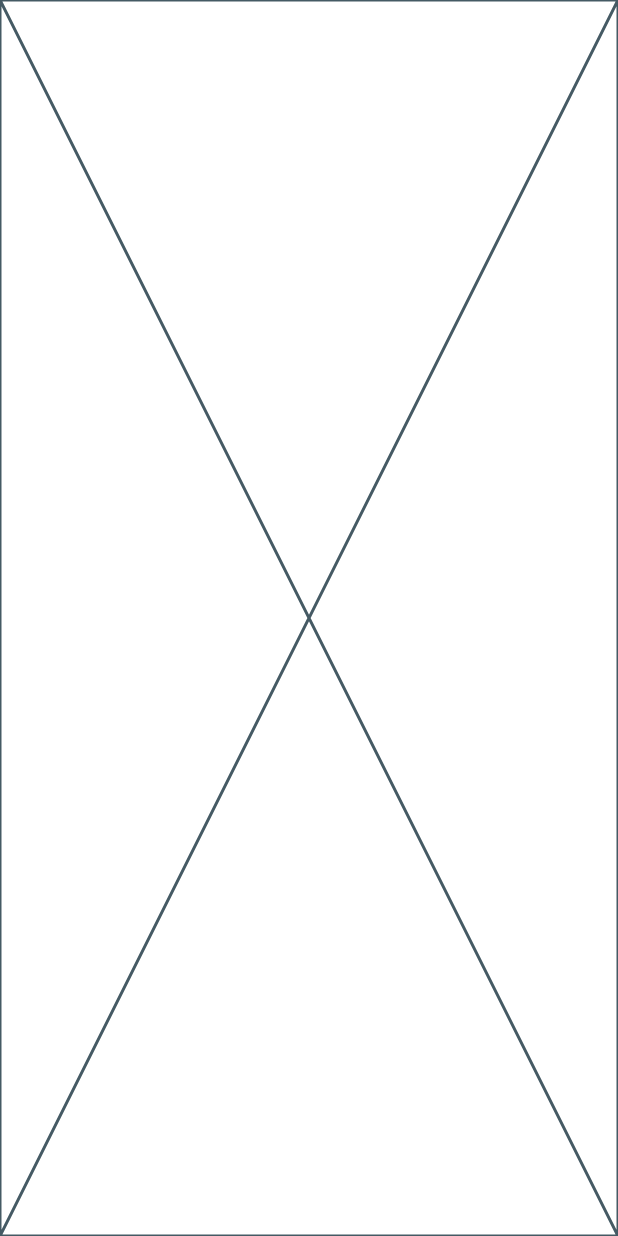
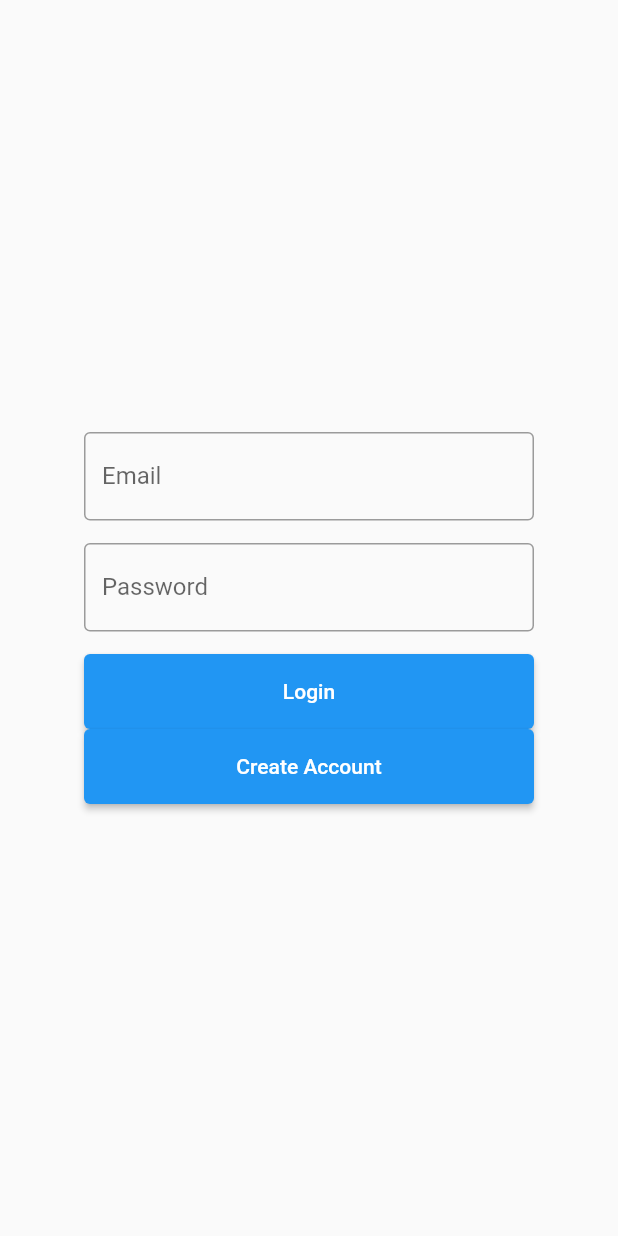
Before and after one commit to Safeheaded/plants_app, a Flutter app: the screen it shows after launch, on a phone screen of 412 x 824 dp. Run offline on Flutter 3.47's test engine with Material 2 defaults, Android fonts, the phone set to English and light mode, and no system bars; our stand-ins replace flutter_dotenv, go_router, supabase_flutter; accounts and stored records are empty.

Commit message:
navigation works

```diff
--- a/lib/main.dart
+++ b/lib/main.dart
@@ -1,21 +1,67 @@
+import 'dart:async';
+
+import 'package:am_project/screens/plants_list.dart';
+import 'package:am_project/screens/sign_in_screen.dart';
+import 'package:am_project/screens/sign_up_screen.dart';
 import 'package:flutter/material.dart';
 import 'package:flutter_dotenv/flutter_dotenv.dart';
+import 'package:go_router/go_router.dart';
 import 'package:supabase_flutter/supabase_flutter.dart';
 
+final supabase = Supabase.instance.client;
 Future<void> main() async {
   await dotenv.load(fileName: ".env");
   await Supabase.initialize(
     url: dotenv.env['SUPABASE_URL'] as String,
     anonKey: dotenv.env['SUPABASE_API_KEY'] as String,
   );
-  runApp(const FirstPage());
+  runApp(const AppRoot());
 }
 
-class FirstPage extends StatelessWidget {
-  const FirstPage({super.key});
+final GoRouter _router = GoRouter(routes: <RouteBase>[
+  GoRoute(
+    path: '/',
+    builder: (context, state) => const PlantsList(),
+    redirect: (context, state) {
+      if (Supabase.instance.client.auth.currentUser == null) {
+        return '/signIn';
+      }
+      return null;
+    },
+  ),
+  GoRoute(
+    path: '/signIn',
+    builder: (context, state) => const SignInScreen(),
+    redirect: (context, state) {
+      if (Supabase.instance.client.auth.currentUser != null) {
+        return '/';
+      }
+      return null;
+    },
+  ),
+  GoRoute(
+      path: '/signUp',
+      builder: (context, state) => const SignUpScreen(),
+      redirect: (context, state) {
+        if (Supabase.instance.client.auth.currentUser != null) {
+          return '/';
+        }
+        return null;
+      }),
+], initialLocation: '/');
+
+class AppRoot extends StatefulWidget {
+  const AppRoot({super.key});
 
   @override
+  State<AppRoot> createState() => _AppRootState();
+}
+
+class _AppRootState extends State<AppRoot> {
+  @override
   Widget build(BuildContext context) {
-    return const Placeholder();
+    return MaterialApp.router(
+      routerConfig: _router,
+    );
   }
 }
--- /dev/null
+++ b/lib/screens/sign_in_screen.dart
@@ -0,0 +1,108 @@
+import 'package:flutter/material.dart';
+import 'package:go_router/go_router.dart';
+import 'package:supabase_flutter/supabase_flutter.dart';
+
+class SignInScreen extends StatefulWidget {
+  const SignInScreen({super.key});
+
+  @override
+  State<SignInScreen> createState() => _SignInScreenState();
+}
+
+class _SignInScreenState extends State<SignInScreen> {
+  final emailController = TextEditingController();
+  final passwordController = TextEditingController();
+  bool _isLoading = false;
+
+  @override
+  void dispose() {
+    emailController.dispose();
+    passwordController.dispose();
+    super.dispose();
+  }
+
+  Future<void> _handleLogin() async {
+    final email = emailController.text;
+    final password = passwordController.text;
+    setState(() {
+      _isLoading = true;
+    });
+    try {
+      await Supabase.instance.client.auth
+          .signInWithPassword(email: email, password: password);
+      if (context.mounted) {
+        context.go('/');
+      }
+    } catch (e) {
+      print(e);
+    } finally {
+      setState(() {
+        _isLoading = false;
+      });
+    }
+  }
+
+  @override
+  void initState() {
+    if (context.mounted) {
+      if (Supabase.instance.client.auth.currentUser != null) {
+        Navigator.pushNamedAndRemoveUntil(context, '/', (route) => false);
+      }
+    }
+    super.initState();
+  }
+
+  @override
+  Widget build(BuildContext context) {
+    return Scaffold(
+        body: Center(
+            child: Column(
+      mainAxisAlignment: MainAxisAlignment.center,
+      crossAxisAlignment: CrossAxisAlignment.center,
+      children: [
+        SizedBox(
+          width: 300,
+          child: TextField(
+            controller: emailController,
+            decoration: const InputDecoration(
+                border: OutlineInputBorder(), labelText: 'Email'),
+          ),
+        ),
+        SizedBox(
+          width: 300,
+          child: Container(
+            margin: const EdgeInsets.symmetric(vertical: 15),
+            child: TextField(
+              controller: passwordController,
+              obscureText: true,
+              decoration: const InputDecoration(
+                  border: OutlineInputBorder(), labelText: 'Password'),
+            ),
+          ),
+        ),
+        SizedBox(
+          width: 300,
+          height: 50,
+          child: ElevatedButton(
+              onPressed: _handleLogin,
+              style: const ButtonStyle(),
+              child: _isLoading
+                  ? const CircularProgressIndicator()
+                  : const Text('Login')),
+        ),
+        SizedBox(
+          width: 300,
+          height: 50,
+          child: ElevatedButton(
+              onPressed: () {
+                context.go('/signUp');
+              },
+              style: const ButtonStyle(),
+              child: _isLoading
+                  ? const CircularProgressIndicator()
+                  : const Text('Create Account')),
+        )
+      ],
+    )));
+  }
+}
--- a/pubspec.yaml
+++ b/pubspec.yaml
@@ -37,6 +37,7 @@ dependencies:
   cupertino_icons: ^1.0.2
   supabase_flutter: ^1.10.0
   flutter_dotenv: ^5.0.2
+  go_router: ^7.1.1
 
 dev_dependencies:
   flutter_test:
```
Also changed, not shown: lib/screens/plants_list.dart (added, +28 -0 lines), lib/screens/sign_up_screen.dart (added, +97 -0 lines), pubspec.lock, 1 other file.
